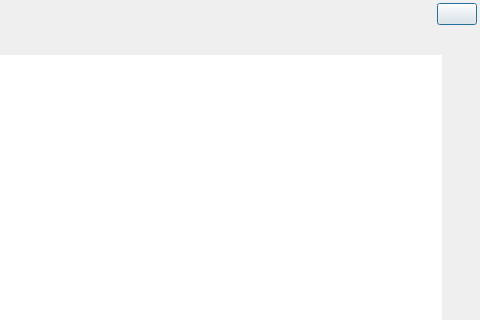
The window that UiFiles/UpdateDialog.ui (PyQt5/PyQtClient) describes before a commit, drawn with Qt 5; both pictures show x 120 to 600 and y 0 to 320 of the 600 by 448 pixel window.
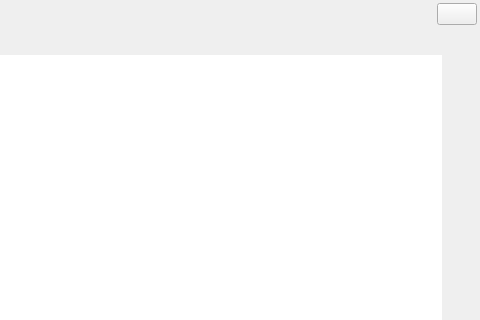
The same window after the commit.

```diff
--- a/UiFiles/UpdateDialog.ui
+++ b/UiFiles/UpdateDialog.ui
@@ -96,6 +96,9 @@
            <property name="text">
             <string/>
            </property>
+           <property name="autoDefault">
+            <bool>false</bool>
+           </property>
           </widget>
          </item>
         </layout>
```
